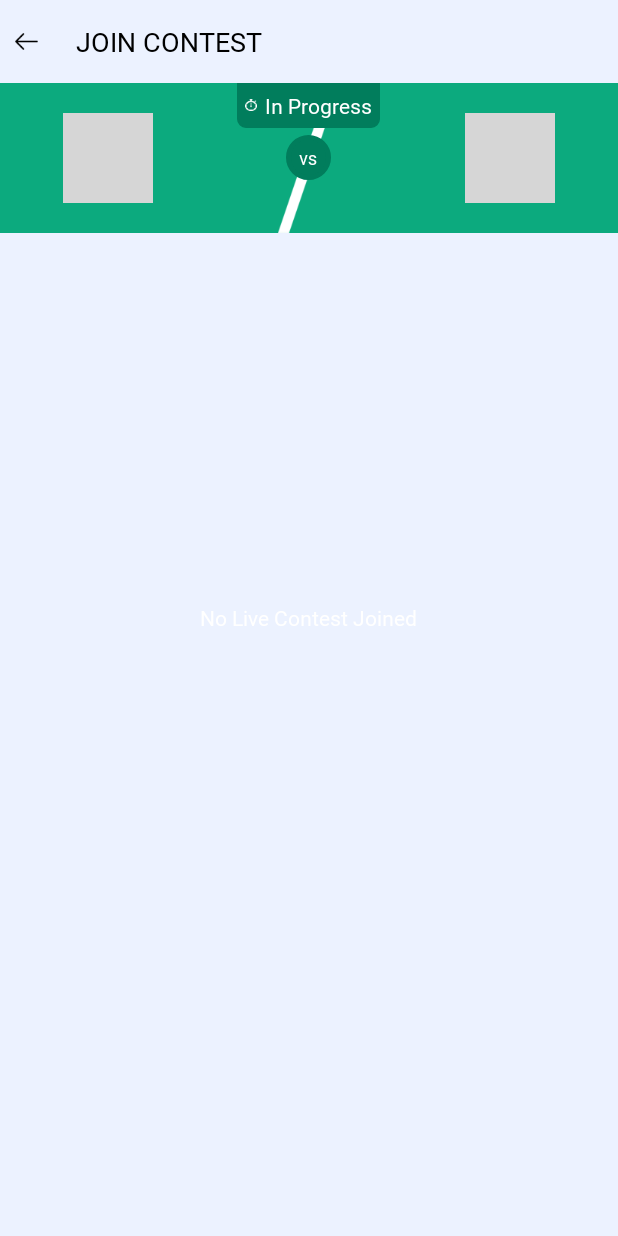
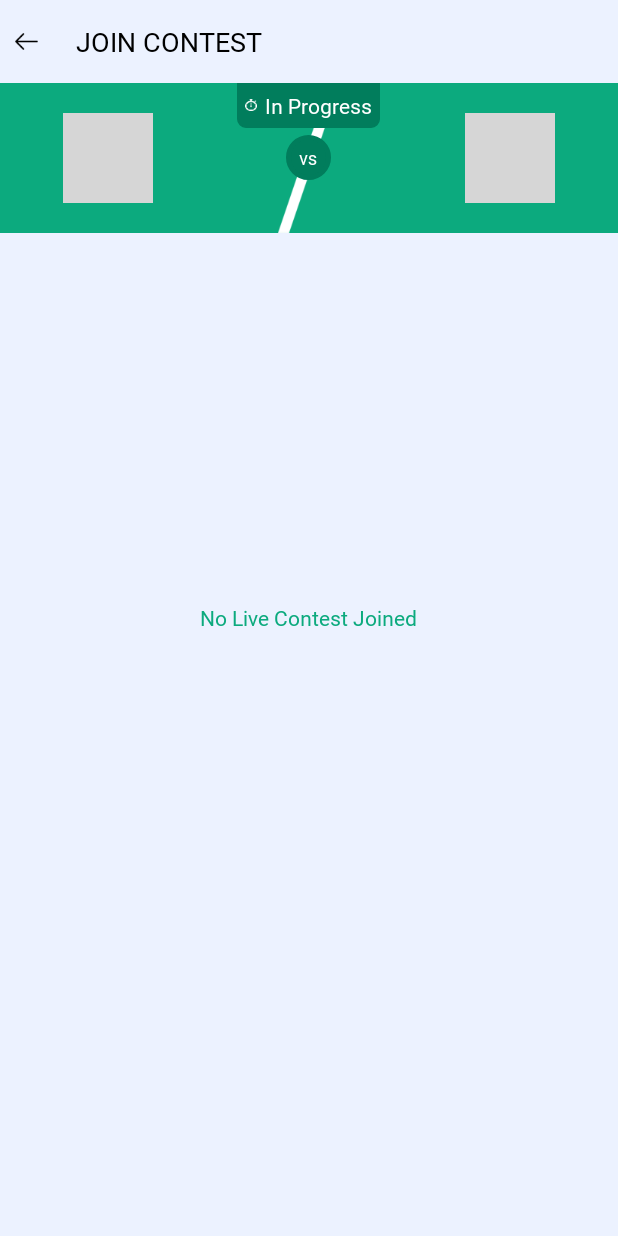
Before and after one commit to Swagnik02/SportUpX, an Android app: the MyJoinedLiveContestListActivity screen opened directly, with no data from a screen before it, on a phone screen of 412 x 824 dp. Run offline under Robolectric (Android 15) with nearby library versions, the light colour scheme and no system bars; our stand-ins replace Volley, data binding; network calls fail; pictures from the network do not load; Roboto replaces fonts that are not available here; 1 statement that could not run was skipped; grey boxes are pictures that could not be loaded.

Commit message:
changed no teams message colour in leaderboard

```diff
--- a/app/src/main/res/layout/activity_my_joined_live_contest_list.xml
+++ b/app/src/main/res/layout/activity_my_joined_live_contest_list.xml
@@ -37,14 +37,13 @@
     </androidx.swiperefreshlayout.widget.SwipeRefreshLayout>
 
     <TextView
+        android:id="@+id/tv_NoDataAvailable"
         android:layout_width="wrap_content"
         android:layout_height="wrap_content"
+        android:layout_centerInParent="true"
         android:text="@string/no_live_contest_joined"
-        android:layout_centerHorizontal="true"
-        android:layout_centerVertical="true"
-        android:visibility="gone"
-        android:textColor="@color/white"
-        android:id="@+id/tv_NoDataAvailable"/>
+        android:textColor="@color/team_header"
+        android:visibility="gone" />
 
 </RelativeLayout>
 </layout>
--- a/gradle.properties
+++ b/gradle.properties
@@ -12,6 +12,7 @@ android.nonFinalResIds=false
 android.nonTransitiveRClass=false
 android.useAndroidX=true
 org.gradle.jvmargs=-Xmx1536m
+org.gradle.unsafe.configuration-cache=true
 # When configured, Gradle will run in incubating parallel mode.
 # This option should only be used with decoupled projects. More details, visit
 # http://www.gradle.org/docs/current/userguide/multi_project_builds.html#sec:decoupled_projects
```
Also changed, not shown: 518 other files.
